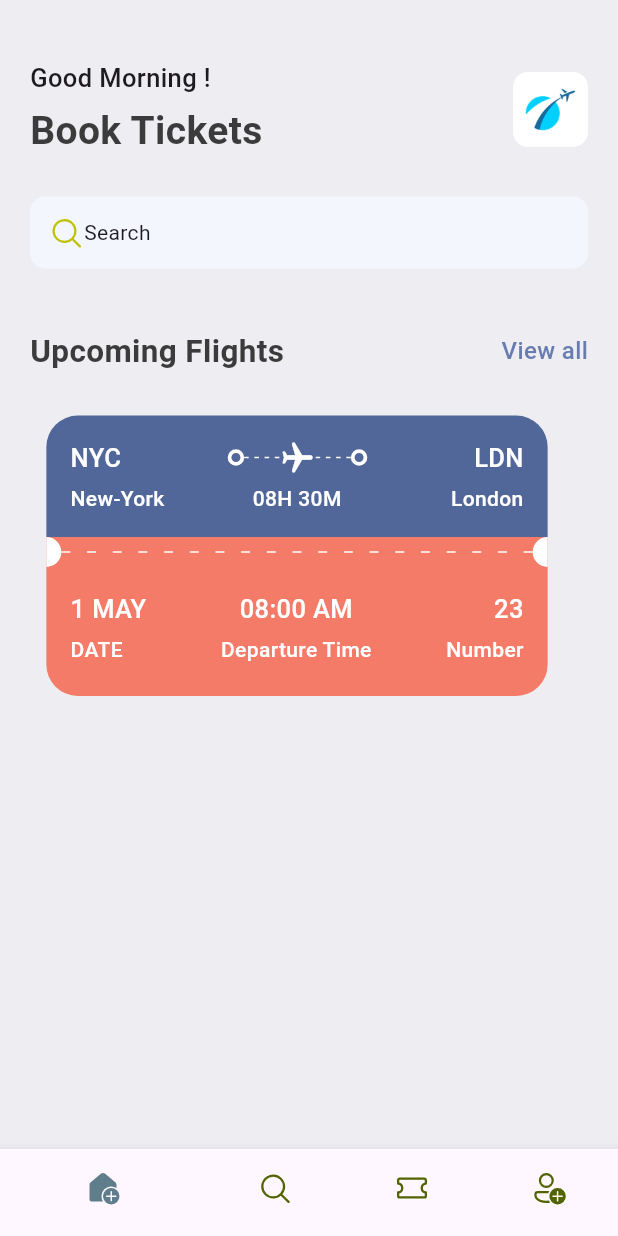
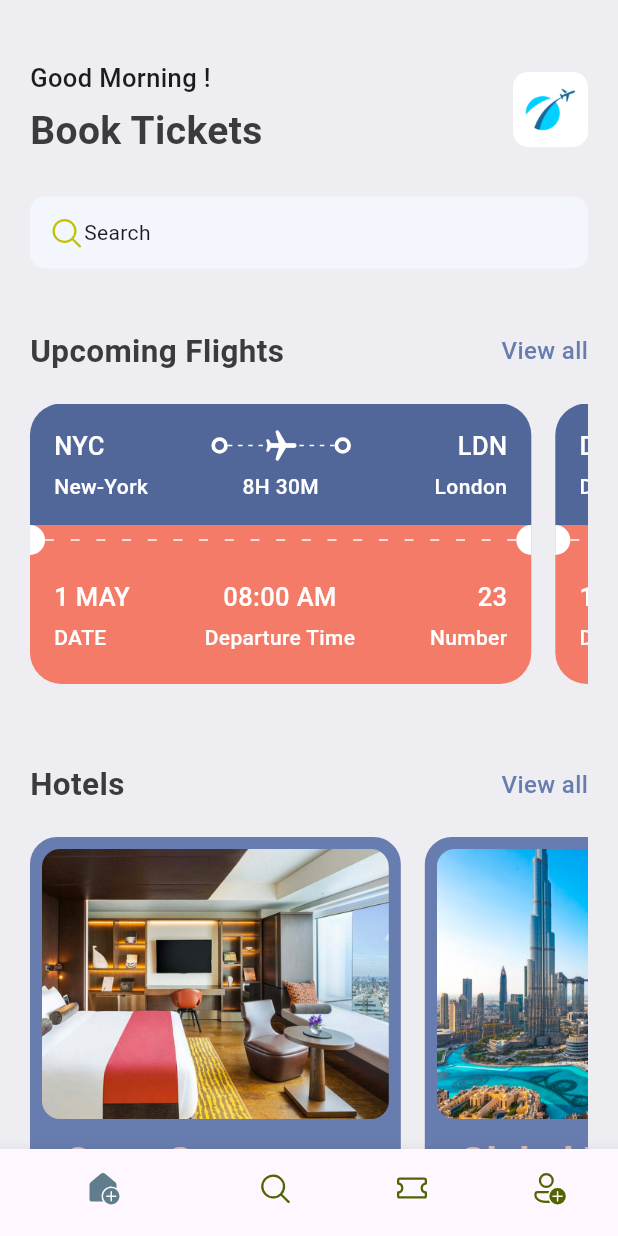
Before and after one commit to Thejandeera/ticket-app-tutorial, a Flutter app: the screen it shows after launch, on a phone screen of 412 x 824 dp. Run offline on Flutter 3.47's test engine with Material 3 defaults, Android fonts, the phone set to English and light mode, and no system bars; our stand-ins replace fluentui_icons.

Commit message:
completed home page

```diff
--- a/lib/base/res/media.dart
+++ b/lib/base/res/media.dart
@@ -1,4 +1,5 @@
 class AppMedia{
   static const _baseImage = "assets/images";
   static const logo = '$_baseImage/logo.png';
+  static const hotelRoom = '$_baseImage/hotel_room.png';
 }
--- a/lib/base/res/styles/app_styles.dart
+++ b/lib/base/res/styles/app_styles.dart
@@ -8,6 +8,7 @@ class AppStyles {
   static Color bgColor = Color(0xFFeeedf2);
   static Color ticketBlue = const Color(0xFF526799);
   static Color ticketOrange = const Color(0xFFF37B67);
+  static Color kakiColor = const Color(0xFFd2bdb6);
 
   static TextStyle textStyle = TextStyle(
     fontSize: 16,
--- a/lib/base/res/widgets/app_double_text.dart
+++ b/lib/base/res/widgets/app_double_text.dart
@@ -1,26 +1,34 @@
 import 'package:flutter/cupertino.dart';
 import 'package:flutter/material.dart';
 import 'package:ticket_app/base/res/styles/app_styles.dart';
+import 'package:ticket_app/screens/all_tickets.dart';
+
+import '../../utils/all_json.dart';
 
 class AppDoubleText extends StatelessWidget {
-  const AppDoubleText({super.key, required this.bigText, required this.smallText});
+  const AppDoubleText({
+    super.key,
+    required this.bigText,
+    required this.smallText,
+    required this.func,
+  });
   final String bigText;
   final String smallText;
+  final VoidCallback func;
 
   @override
   Widget build(BuildContext context) {
     return Row(
       mainAxisAlignment: MainAxisAlignment.spaceBetween,
       children: [
-        Text(bigText , style: AppStyles.headlineStyle2),
+        Text(bigText, style: AppStyles.headlineStyle2),
         InkWell(
-          onTap: (){
-
-          },
-          child: Text(smallText, style: AppStyles.textStyle.copyWith(
-            color: AppStyles.primaryColor
-          ) ,),
-        )
+          onTap: func ,
+          child: Text(
+            smallText,
+            style: AppStyles.textStyle.copyWith(color: AppStyles.primaryColor),
+          ),
+        ),
       ],
     );
   }
--- a/lib/base/res/widgets/ticket_view.dart
+++ b/lib/base/res/widgets/ticket_view.dart
@@ -9,7 +9,9 @@ import 'package:ticket_app/base/res/widgets/text_style_fourth.dart';
 import 'package:ticket_app/base/res/widgets/text_style_third.dart';
 
 class TicketView extends StatelessWidget {
-  const TicketView({super.key});
+  final Map<String, dynamic> ticket;
+  final bool wholeScreen;
+  const TicketView({super.key, required this.ticket, this.wholeScreen = false});
 
   @override
   Widget build(BuildContext context) {
@@ -18,7 +20,7 @@ class TicketView extends StatelessWidget {
       width: size.width * 0.85,
       height: 199,
       child: Container(
-        margin: EdgeInsets.only(right: 16),
+        margin: EdgeInsets.only(right: wholeScreen ? 0 : 16),
         child: Column(
           children: [
             // blue part of the ticket
@@ -36,7 +38,7 @@ class TicketView extends StatelessWidget {
                   //show departure and destination with icons
                   Row(
                     children: [
-                      TextStyleThird(text: "NYC"),
+                      TextStyleThird(text: ticket["from"]["code"]),
                       Expanded(child: Container()),
                       BigDot(),
                       Expanded(
@@ -60,7 +62,7 @@ class TicketView extends StatelessWidget {
                       ),
                       BigDot(),
                       Expanded(child: Container()),
-                      TextStyleThird(text: "LDN"),
+                      TextStyleThird(text: ticket["to"]["code"]),
                     ],
                   ),
                   SizedBox(height: 5),
@@ -69,15 +71,15 @@ class TicketView extends StatelessWidget {
                     children: [
                       SizedBox(
                         width: 100,
-                        child: TextStyleFourth(text: "New-York"),
+                        child: TextStyleFourth(text: ticket["from"]["name"]),
                       ),
                       Expanded(child: Container()),
-                      TextStyleFourth(text: "08H 30M"),
+                      TextStyleFourth(text: ticket["flying_time"]),
                       Expanded(child: Container()),
                       SizedBox(
                         width: 100,
                         child: TextStyleFourth(
-                          text: "London",
+                          text: ticket["to"]["name"],
                           align: TextAlign.end,
                         ),
                       ),
@@ -116,25 +118,23 @@ class TicketView extends StatelessWidget {
                     mainAxisAlignment: MainAxisAlignment.spaceBetween,
                     children: [
                       AppColumnTextLayout(
-                        topText: "1 MAY",
+                        topText: ticket["date"],
                         bottomText: "DATE",
                         alignment: CrossAxisAlignment.start,
                       ),
                       AppColumnTextLayout(
-                        topText: "08:00 AM",
+                        topText: ticket["departure_time"],
                         bottomText: "Departure Time",
                         alignment: CrossAxisAlignment.center,
                       ),
                       AppColumnTextLayout(
-                        topText: "23",
+                        topText: ticket["number"].toString(),
                         bottomText: "Number",
                         alignment: CrossAxisAlignment.end,
                       ),
-
                     ],
                   ),
                   SizedBox(height: 5),
-
                 ],
               ),
             ),
--- /dev/null
+++ b/lib/base/utils/all_json.dart
@@ -0,0 +1,121 @@
+List<Map<String, dynamic>> ticketList = [
+  {
+    'from': {
+      'code':"NYC",
+      'name':"New-York"
+    },
+    'to': {
+      'code':"LDN",
+      'name':"London"
+    },
+    'flying_time': '8H 30M',
+    'date': "1 MAY",
+    'departure_time':"08:00 AM",
+    "number":23
+  },
+  {
+    'from': {
+      'code':"DK",
+      'name':"Dhaka"
+    },
+    'to': {
+      'code':"SH",
+      'name':"Shanghai"
+    },
+    'flying_time': '4H 20M',
+    'date': "10 MAY",
+    'departure_time':"09:00 AM",
+    "number":45
+  },
+  {
+    'from': {
+      'code':"SL",
+      'name':"Srilanka"
+    },
+    'to': {
+      'code':"LDN",
+      'name':"London"
+    },
+    'flying_time': '9H 45M',
+    'date': "10 AUG",
+    'departure_time':"05:00 AM",
+    "number":18
+  },
+  {
+    'from': {
+      'code':"LDN",
+      'name':"London"
+    },
+    'to': {
+      'code':"LK",
+      'name':"Sri Lanka"
+    },
+    'flying_time': '9H 45M',
+    'date': "12 AUG",
+    'departure_time':"05:00 PM",
+    "number":07
+  },
+  {
+    'from': {
+      'code':"LDN",
+      'name':"London"
+    },
+    'to': {
+      'code':"US",
+      'name':"America"
+    },
+    'flying_time': '6H 00M',
+    'date': "25 MAY",
+    'departure_time':"09:00 AM",
+    "number":33
+  },
+  {
+    'from': {
+      'code':"US",
+      'name':"Amerika"
+    },
+    'to': {
+      'code':"LDN",
+      'name':"London"
+    },
+    'flying_time': '6H 00M',
+    'date': "25 MAY",
+    'departure_time':"09:00 AM",
+    "number":33
+  },
+];
+
+class AppRoutes{
+
+  static const homePage = "/";
+
+  static const allTickets = "all_tickets";
+
+  static const ticketScreen = "ticket_screen";
+
+  static const allHotels = "all_hotels";
+
+  static const hotelDetail = "hotel_detail";
+
+}
+
+List<Map<String, dynamic>> hotelList = [
+  {
+    'image': 'hotel_room.png',
+    'place': 'Open Space',
+    'destination': 'London',
+    'price': 25
+  },
+  {
+    'image': 'city_view.png',
+    'place': 'Global Will',
+    'destination': 'London',
+    'price': 40
+  },
+  {
+    'image': 'pool_view.png',
+    'place': 'Best city Pool',
+    'destination': 'Dubai',
+    'price': 68
+  },
+];
--- a/lib/main.dart
+++ b/lib/main.dart
@@ -1,4 +1,5 @@
 import 'package:flutter/material.dart';
+import 'package:ticket_app/screens/all_tickets.dart';
 
 import 'base/bottom_nav_bar.dart';
 
@@ -12,9 +13,12 @@ class MyApp extends StatelessWidget {
   @override
   Widget build(BuildContext context) {
     return MaterialApp(
-      title: 'Flutter Demo',
+      debugShowCheckedModeBanner: false,
       theme: ThemeData(),
-      home:  BottomNavBar(),
+      home: const BottomNavBar(),
+      routes: {
+        "all_tickets": (context) => const AllTickets(),
+      },
     );
   }
 }
--- /dev/null
+++ b/lib/screens/all_tickets.dart
@@ -0,0 +1,35 @@
+import 'package:flutter/cupertino.dart';
+import 'package:flutter/material.dart';
+import 'package:ticket_app/base/res/widgets/ticket_view.dart';
+import 'package:ticket_app/base/utils/all_json.dart';
+
+class AllTickets extends StatelessWidget {
+  const AllTickets({super.key});
+
+  @override
+  Widget build(BuildContext context) {
+    return Scaffold(
+      appBar: AppBar(title: Center(child: Text("All Tickets"))),
+
+      body: ListView(
+        children: [
+          SingleChildScrollView(
+            child: Column(
+              children: ticketList
+                  .map(
+                    (singleTicket) => Container(
+                      margin: EdgeInsets.only(bottom: 20),
+                      child: TicketView(
+                        ticket: singleTicket,
+                        wholeScreen: true,
+                      ),
+                    ),
+                  )
+                  .toList(),
+            ),
+          ),
+        ],
+      ),
+    );
+  }
+}
--- a/lib/screens/home_screen.dart
+++ b/lib/screens/home_screen.dart
@@ -4,6 +4,8 @@ import 'package:flutter/material.dart';
 import 'package:ticket_app/base/res/media.dart';
 import 'package:ticket_app/base/res/widgets/app_double_text.dart';
 import 'package:ticket_app/base/res/widgets/ticket_view.dart';
+import 'package:ticket_app/base/utils/all_json.dart';
+import 'package:ticket_app/screens/widgets/hotel.dart';
 
 import '../base/res/styles/app_styles.dart';
 
@@ -17,10 +19,11 @@ class HomeScreen extends StatelessWidget {
       //list view is using for scrollable effect
       body: ListView(
         children: [
-          SizedBox(height:40),
+          SizedBox(height: 40),
           Container(
             padding: const EdgeInsets.symmetric(horizontal: 20),
             child: Column(
+              crossAxisAlignment: CrossAxisAlignment.start,
               children: [
                 Row(
                   mainAxisAlignment: MainAxisAlignment.spaceBetween,
@@ -45,28 +48,62 @@ class HomeScreen extends StatelessWidget {
                     ),
                   ],
                 ),
-                SizedBox(height: 25,),
+                SizedBox(height: 25),
                 Container(
-                  padding:  const EdgeInsets.symmetric(horizontal: 12, vertical: 12 ),
+                  padding: const EdgeInsets.symmetric(
+                    horizontal: 12,
+                    vertical: 12,
+                  ),
                   decoration: BoxDecoration(
                     borderRadius: BorderRadius.circular(10),
-                    color: const Color(0xFFF4F6FD)
+                    color: const Color(0xFFF4F6FD),
                   ),
                   child: const Row(
                     //mainAxisAlignment: MainAxisAlignment.spaceBetween,
                     children: [
-                      Icon(FluentSystemIcons.ic_fluent_search_regular, color: Color(0xFFBFC205),),
-                      Text("Search")],
+                      Icon(
+                        FluentSystemIcons.ic_fluent_search_regular,
+                        color: Color(0xFFBFC205),
+                      ),
+                      Text("Search"),
+                    ],
                   ),
                 ),
                 const SizedBox(height: 40),
-                AppDoubleText(bigText: 'Upcoming Flights', smallText: 'View all',),
-                const SizedBox(height: 28,),
-                TicketView()
+                AppDoubleText(
+                  bigText: 'Upcoming Flights',
+                  smallText: 'View all',
+                  func: () =>
+                      Navigator.pushNamed(context, AppRoutes.allTickets),
+                ),
+                const SizedBox(height: 20),
+                SingleChildScrollView(
+                  scrollDirection: Axis.horizontal,
+                  child: Row(
+                    children: ticketList
+                        .map((singleTicket) => TicketView(ticket: singleTicket))
+                        .toList(),
+                  ),
+                ),
+                const SizedBox(height: 40),
+                AppDoubleText(
+                  bigText: 'Hotels',
+                  smallText: 'View all',
+                  func: () =>
+                      Navigator.pushNamed(context, AppRoutes.allTickets),
+                ),
+                const SizedBox(height: 20),
+                SingleChildScrollView(
+                  scrollDirection: Axis.horizontal,
+                  child: Row(
+                    children: hotelList
+                        .map((singleHotel) => Hotel(hotel: singleHotel))
+                        .toList(),
+                  ),
+                ),
               ],
             ),
           ),
-
         ],
       ),
     );
--- /dev/null
+++ b/lib/screens/widgets/hotel.dart
@@ -0,0 +1,68 @@
+import 'package:flutter/cupertino.dart';
+import 'package:flutter/material.dart';
+import 'package:ticket_app/base/res/media.dart';
+import 'package:ticket_app/base/res/styles/app_styles.dart';
+
+class Hotel extends StatelessWidget {
+  final Map<String, dynamic> hotel;
+  const Hotel({super.key, required this.hotel});
+
+  @override
+  Widget build(BuildContext context) {
+    final size = MediaQuery.of(context).size;
+    return Container(
+      padding: const EdgeInsets.all(8.0),
+      margin: EdgeInsets.only(right: 16),
+      width: size.width * 0.6,
+      height: 350,
+      decoration: BoxDecoration(
+        color: AppStyles.primaryColor,
+        borderRadius: BorderRadius.circular(18),
+      ),
+      child: Column(
+        crossAxisAlignment: CrossAxisAlignment.start,
+        children: [
+          Container(
+            height: 180,
+            decoration: BoxDecoration(
+              color: AppStyles.primaryColor,
+              borderRadius: BorderRadius.circular(12),
+              image: DecorationImage(
+                fit: BoxFit.cover,
+                image: AssetImage("assets/images/${hotel['image']}"),
+              ),
+            ),
+          ),
+          SizedBox(height: 10),
+          Padding(
+            padding: const EdgeInsets.only(left: 15),
+            child: Text(
+              hotel['place'],
+              style: AppStyles.headlineStyle1.copyWith(
+                color: AppStyles.kakiColor,
+              ),
+            ),
+          ),
+          SizedBox(height: 5),
+          Padding(
+            padding: const EdgeInsets.only(left: 15),
+            child: Text(
+              hotel['destination'],
+              style: AppStyles.headlineStyle3.copyWith(color: Colors.white),
+            ),
+          ),
+          SizedBox(height: 5),
+          Padding(
+            padding: const EdgeInsets.only(left: 15),
+            child: Text(
+              "\$${hotel['price']}/night",
+              style: AppStyles.headlineStyle1.copyWith(
+                color: AppStyles.kakiColor,
+              ),
+            ),
+          ),
+        ],
+      ),
+    );
+  }
+}
```
